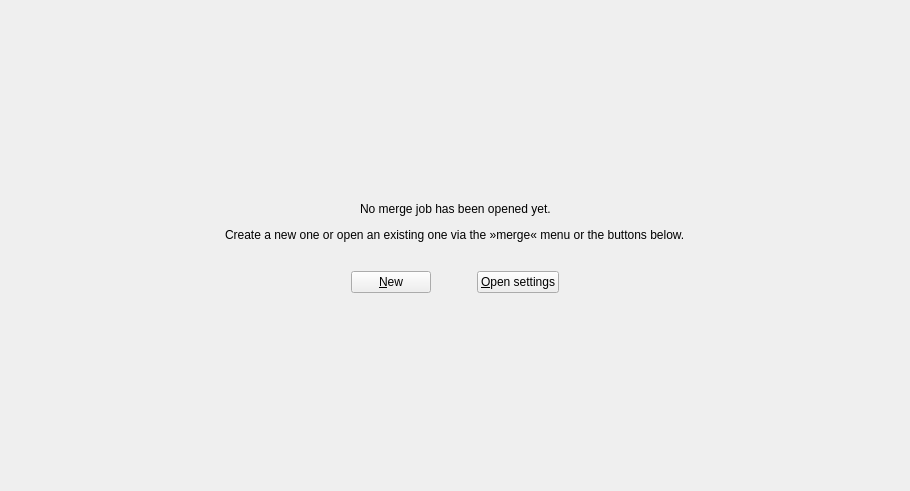
Before: the Qt Designer form src/mkvtoolnix-gui/forms/merge/tool.ui in jpsdr/MKVToolnix-Windows-7, drawn with Qt 5.
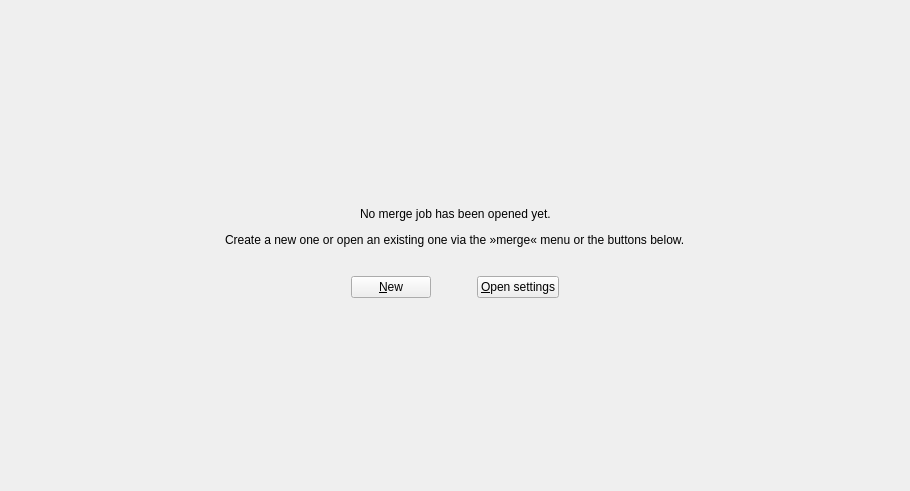
After: the same form once the commit is applied. Icons and pictures are not drawn.

Commit message:
GUI: fix tool content's bottom to align with tool selector
Fixes #1194.

Diff of the .ui file:
```diff
--- a/src/mkvtoolnix-gui/forms/merge/tool.ui
+++ b/src/mkvtoolnix-gui/forms/merge/tool.ui
@@ -17,15 +17,6 @@
    <string notr="true">Form</string>
   </property>
   <layout class="QVBoxLayout" name="verticalLayout_3">
-   <property name="leftMargin">
-    <number>0</number>
-   </property>
-   <property name="topMargin">
-    <number>0</number>
-   </property>
-   <property name="rightMargin">
-    <number>0</number>
-   </property>
    <property name="bottomMargin">
     <number>0</number>
    </property>
@@ -36,9 +27,33 @@
      </property>
      <widget class="QWidget" name="noMergesPage">
       <layout class="QVBoxLayout" name="verticalLayout_2">
+       <property name="leftMargin">
+        <number>0</number>
+       </property>
+       <property name="topMargin">
+        <number>0</number>
+       </property>
+       <property name="rightMargin">
+        <number>0</number>
+       </property>
+       <property name="bottomMargin">
+        <number>0</number>
+       </property>
        <item>
         <widget class="QWidget" name="noFileOpened" native="true">
          <layout class="QVBoxLayout" name="verticalLayout">
+          <property name="leftMargin">
+           <number>0</number>
+          </property>
+          <property name="topMargin">
+           <number>0</number>
+          </property>
+          <property name="rightMargin">
+           <number>0</number>
+          </property>
+          <property name="bottomMargin">
+           <number>0</number>
+          </property>
           <item>
            <spacer name="verticalSpacer">
             <property name="orientation">
```
Left out of the diff: 12 changed lines with no effect on the pictures. The commit also changes 5 other files.
